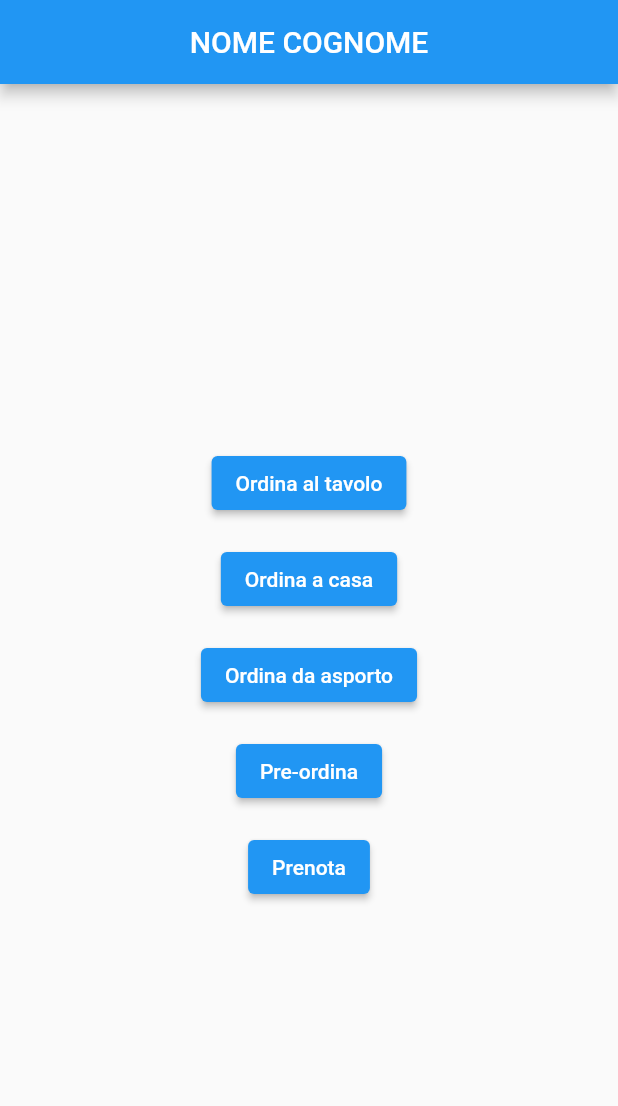
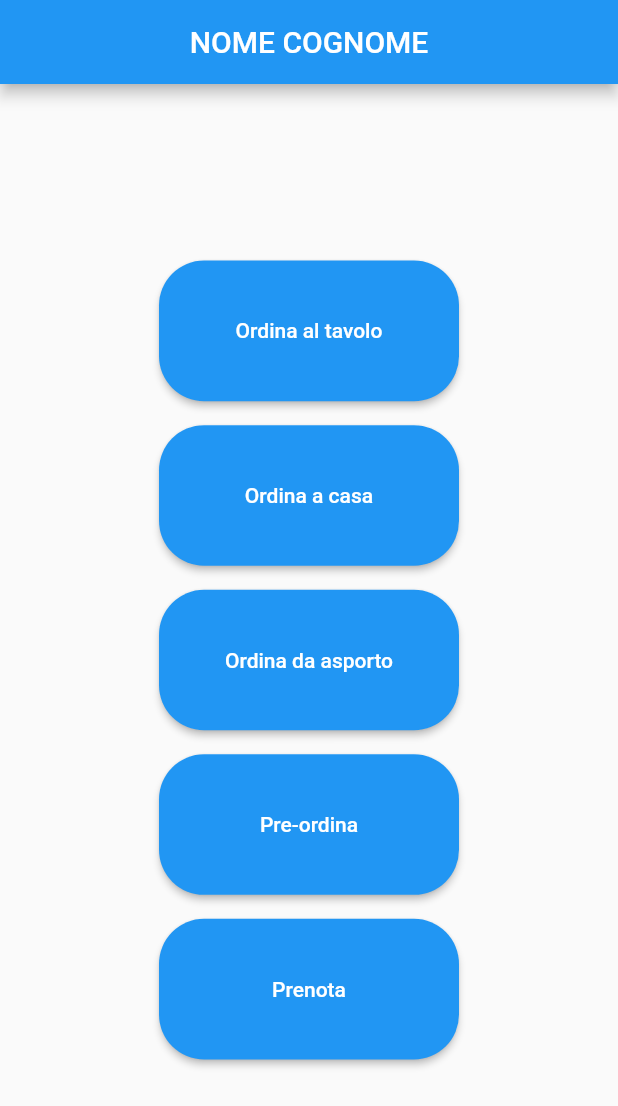
Before and after one commit to lory9894/command_app_frontend, a Flutter app: the Profile screen opened directly, on a phone screen of 412 x 824 dp. Shown: the top 1106 px of the screen. Run offline on Flutter 3.47's test engine with Material 2 defaults, Android fonts, the phone set to English and light mode, and no system bars; our stand-ins replace flutter_signin_button; missing offline and left inert: mobile_scanner.

Commit message:
fixed bad UI

```diff
--- a/cliente/lib/screens/Profile.dart
+++ /dev/null
@@ -1,122 +0,0 @@
-import 'package:command_app_frontend/screens/menu.dart';
-import 'package:flutter/material.dart';
-import 'package:mobile_scanner/mobile_scanner.dart';
-
-import '../global.dart';
-
-class Profile extends StatefulWidget {
-  const Profile({Key? key}) : super(key: key);
-
-  @override
-  _ProfileState createState() => _ProfileState();
-}
-
-class _ProfileState extends State<Profile> {
-  @override
-  Widget build(BuildContext context) {
-    return Scaffold(
-      appBar: AppBar(
-        title: Center(child: Text("NOME COGNOME")),
-      ),
-      body: Center(
-        child: Column(
-          crossAxisAlignment: CrossAxisAlignment.center,
-          mainAxisAlignment: MainAxisAlignment.center,
-          children: [
-            const Padding(padding: EdgeInsets.symmetric(vertical: 10)),
-            Padding(
-              padding: const EdgeInsets.all(8.0),
-              child: ElevatedButton(
-                onPressed: () {
-                  showDialog(
-                    context: context,
-                    builder: (BuildContext context) {
-                      return SimpleDialog(
-                        insetPadding: EdgeInsets.all(30),
-                        title:
-                            const Center(child: Text('Scansiona il QR Code')),
-                        children: [
-                          SizedBox(
-                            height: 300,
-                            width: 200,
-                            child: MobileScanner(
-                                allowDuplicates: false,
-                                onDetect: (barcode, args) {
-                                  if (barcode.rawValue != null) {
-                                    final String code = barcode.rawValue!;
-                                    debugPrint('Barcode found! $code');
-                                    order.tableID = code;
-                                    Navigator.of(context).pop();
-                                    Navigator.of(context).push(
-                                      MaterialPageRoute(
-                                          builder: (context) => const Menu()),
-                                    );
-                                  }
-                                }),
-                          ),
-                        ],
-                      );
-                    },
-                  );
-                },
-                child: const Text("Ordina al tavolo"),
-              ),
-            ),
-            Padding(
-              padding: const EdgeInsets.all(8.0),
-              child: ElevatedButton(
-                onPressed: () {
-                  //TODO: chiedi al backend l'id di consegna
-                  order.tableID = "D1";
-                  Navigator.of(context).push(
-                    MaterialPageRoute(builder: (context) => const Menu()),
-                  );
-                },
-                child: const Text("Ordina a casa"),
-              ),
-            ),
-            Padding(
-              padding: const EdgeInsets.all(8.0),
-              child: ElevatedButton(
-                onPressed: () {
-                  //TODO: chiedi al backend l'id da asporto
-                  order.tableID = "A1";
-                  Navigator.of(context).push(
-                    MaterialPageRoute(builder: (context) => const Menu()),
-                  );
-                },
-                child: const Text("Ordina da asporto"),
-              ),
-            ),
-            Padding(
-              padding: const EdgeInsets.all(8.0),
-              child: ElevatedButton(
-                onPressed: () {
-                  /* TODO: schermata di pre ordine
-                  Navigator.of(context).push(
-                    MaterialPageRoute(builder: (context) => const Menu()),
-                  );
-                   */
-                },
-                child: const Text("Pre-ordina"),
-              ),
-            ),
-            Padding(
-              padding: const EdgeInsets.all(8.0),
-              child: ElevatedButton(
-                onPressed: () {
-                  /* TODO: schermata di prenotazione
-                  Navigator.of(context).push(
-                    MaterialPageRoute(builder: (context) => const Menu()),
-                  );
-                   */
-                },
-                child: const Text("Prenota"),
-              ),
-            ),
-          ],
-        ),
-      ),
-    );
-  }
-}
--- a/cliente/lib/screens/login.dart
+++ b/cliente/lib/screens/login.dart
@@ -4,8 +4,8 @@ import 'package:flutter_signin_button/button_view.dart';
 import 'package:mobile_scanner/mobile_scanner.dart';
 
 import '../global.dart';
-import 'Profile.dart';
 import 'menu.dart';
+import 'profile.dart';
 
 class LoginPage extends StatefulWidget {
   const LoginPage({Key? key}) : super(key: key);
--- /dev/null
+++ b/cliente/lib/screens/profile.dart
@@ -0,0 +1,181 @@
+import 'package:command_app_frontend/screens/menu.dart';
+import 'package:flutter/material.dart';
+import 'package:mobile_scanner/mobile_scanner.dart';
+
+import '../global.dart';
+
+class Profile extends StatefulWidget {
+  const Profile({Key? key}) : super(key: key);
+
+  @override
+  _ProfileState createState() => _ProfileState();
+}
+
+class _ProfileState extends State<Profile> {
+  @override
+  Widget build(BuildContext context) {
+    return Scaffold(
+      appBar: AppBar(
+        title: Center(child: Text("NOME COGNOME")),
+      ),
+      body: Row(children: [
+        Expanded(
+          flex: 2, // 20%
+          child: Container(),
+        ),
+        Expanded(
+          flex: 6,
+          child: Column(
+            crossAxisAlignment: CrossAxisAlignment.center,
+            mainAxisAlignment: MainAxisAlignment.center,
+            children: [
+              Expanded(
+                flex: 1,
+                child: Container(),
+              ),
+              Expanded(
+                child: Padding(
+                  padding: const EdgeInsets.all(8.0),
+                  child: ElevatedButton(
+                    style: ElevatedButton.styleFrom(
+                      fixedSize: const Size(200, 1),
+                      shape: RoundedRectangleBorder(
+                        borderRadius: BorderRadius.circular(30),
+                      ),
+                    ),
+                    onPressed: () {
+                      showDialog(
+                        context: context,
+                        builder: (BuildContext context) {
+                          return SimpleDialog(
+                            insetPadding: EdgeInsets.all(30),
+                            title: const Center(
+                                child: Text('Scansiona il QR Code')),
+                            children: [
+                              SizedBox(
+                                height: 300,
+                                width: 200,
+                                child: MobileScanner(
+                                    allowDuplicates: false,
+                                    onDetect: (barcode, args) {
+                                      if (barcode.rawValue != null) {
+                                        final String code = barcode.rawValue!;
+                                        debugPrint('Barcode found! $code');
+                                        order.tableID = code;
+                                        Navigator.of(context).pop();
+                                        Navigator.of(context).push(
+                                          MaterialPageRoute(
+                                              builder: (context) =>
+                                                  const Menu()),
+                                        );
+                                      }
+                                    }),
+                              ),
+                            ],
+                          );
+                        },
+                      );
+                    },
+                    child: const Text("Ordina al tavolo"),
+                  ),
+                ),
+              ),
+              Expanded(
+                child: Padding(
+                  padding: const EdgeInsets.all(8.0),
+                  child: ElevatedButton(
+                    style: ElevatedButton.styleFrom(
+                      fixedSize: const Size(200, 1),
+                      shape: RoundedRectangleBorder(
+                        borderRadius: BorderRadius.circular(30),
+                      ),
+                    ),
+                    onPressed: () {
+                      //TODO: chiedi al backend l'id di consegna
+                      order.tableID = "D1";
+                      Navigator.of(context).push(
+                        MaterialPageRoute(builder: (context) => const Menu()),
+                      );
+                    },
+                    child: const Text("Ordina a casa"),
+                  ),
+                ),
+              ),
+              Expanded(
+                child: Padding(
+                  padding: const EdgeInsets.all(8.0),
+                  child: ElevatedButton(
+                    style: ElevatedButton.styleFrom(
+                      fixedSize: const Size(200, 1),
+                      shape: RoundedRectangleBorder(
+                        borderRadius: BorderRadius.circular(30),
+                      ),
+                    ),
+                    onPressed: () {
+                      //TODO: chiedi al backend l'id da asporto
+                      order.tableID = "A1";
+                      Navigator.of(context).push(
+                        MaterialPageRoute(builder: (context) => const Menu()),
+                      );
+                    },
+                    child: const Text("Ordina da asporto"),
+                  ),
+                ),
+              ),
+              Expanded(
+                child: Padding(
+                  padding: const EdgeInsets.all(8.0),
+                  child: ElevatedButton(
+                    style: ElevatedButton.styleFrom(
+                      fixedSize: const Size(200, 1),
+                      shape: RoundedRectangleBorder(
+                        borderRadius: BorderRadius.circular(30),
+                      ),
+                    ),
+                    onPressed: () {
+                      /* TODO: schermata di pre ordine
+                      Navigator.of(context).push(
+                        MaterialPageRoute(builder: (context) => const Menu()),
+                      );
+                       */
+                    },
+                    child: const Text("Pre-ordina"),
+                  ),
+                ),
+              ),
+              Expanded(
+                child: Padding(
+                  padding: const EdgeInsets.all(8.0),
+                  child: ElevatedButton(
+                    style: ElevatedButton.styleFrom(
+                      fixedSize: const Size(200, 1),
+                      shape: RoundedRectangleBorder(
+                        borderRadius: BorderRadius.circular(30),
+                      ),
+                    ),
+                    onPressed: () {
+                      /* TODO: schermata di prenotazione
+                    Navigator.of(context).push(
+                      MaterialPageRoute(builder: (context) => const Menu()),
+                    );
+                     */
+                    },
+                    child: const Text("Prenota"),
+                  ),
+                ),
+              ),
+              Expanded(
+                flex: 1,
+                child: Container(),
+              ),
+            ],
+          ),
+        ),
+        Expanded(
+          flex: 2, // 20%
+          child: Container(),
+        ),
+      ]),
+    );
+  }
+}
```
